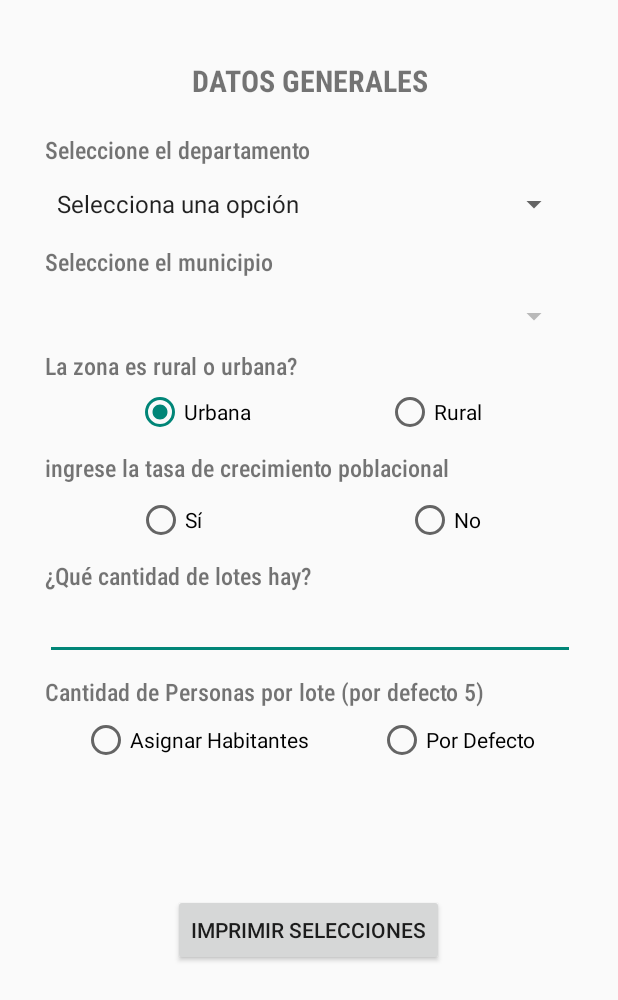
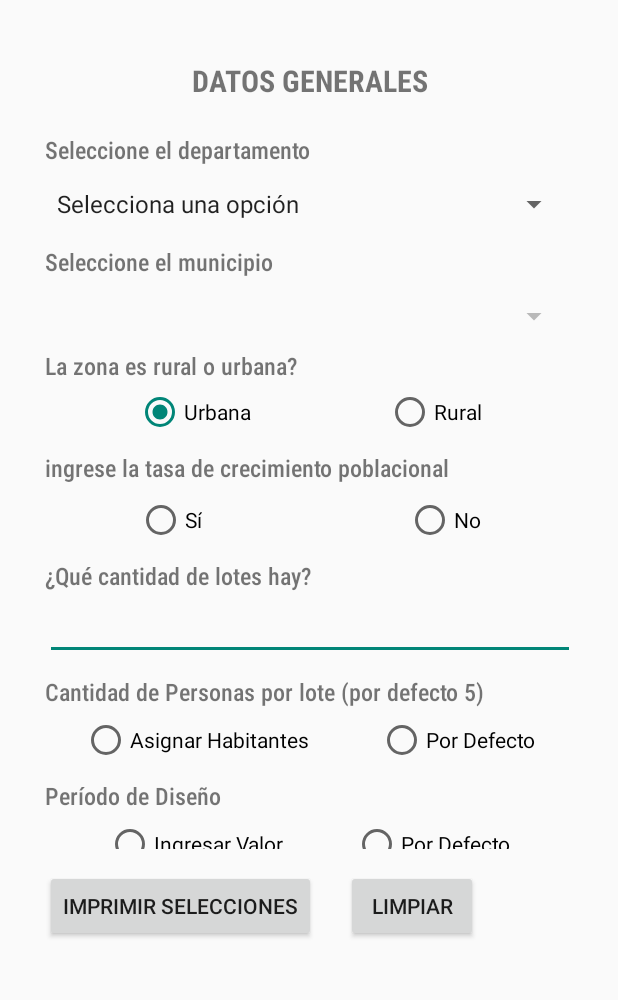
Before and after one commit to Oomars1/VolumenTanque, an Android app built with Jetpack Compose: the screen it shows after launch (MainActivity), on a phone screen of 412 x 824 dp. Shown: the top 1000 px of the screen. Run offline under Robolectric (Android 15) with nearby library versions, the phone set to English and light mode, and no system bars.

Commit message:
boton de limpiar

```diff
--- a/app/src/main/AndroidManifest.xml
+++ b/app/src/main/AndroidManifest.xml
@@ -20,9 +20,12 @@
             <intent-filter>
                 <action android:name="android.intent.action.MAIN" />
 
+
                 <category android:name="android.intent.category.LAUNCHER" />
             </intent-filter>
+
         </activity>
+
     </application>
 
 </manifest>
--- a/app/src/main/java/com/example/calculadoradevolumen/MainActivity.kt
+++ b/app/src/main/java/com/example/calculadoradevolumen/MainActivity.kt
@@ -43,7 +43,15 @@ class MainActivity : ComponentActivity() {
     private lateinit var porDefecto: RadioButton
     private lateinit var agregaNuevo: RadioButton
     private lateinit var personaXLote: EditText
+
     private lateinit var habitantesInput: EditText
+
+    //PARA LO DE PERIODO DE DISENO
+    private lateinit var radioGroupPeriodoDiseno: RadioGroup
+    private lateinit var valorDiseno: RadioButton
+    private lateinit var porDefectoPeriodo: RadioButton
+    private lateinit var inputPeriodoDiseno: EditText
+    private lateinit var clearButton: Button
     @SuppressLint("SetTextI18n")
     override fun onCreate(savedInstanceState: Bundle?) {
         super.onCreate(savedInstanceState)
@@ -56,6 +64,7 @@ class MainActivity : ComponentActivity() {
         textViewSelection = findViewById(R.id.textViewSelection)
         radioGroup = findViewById(R.id.radioGroup)
         lotInput = findViewById(R.id.lotInput)
+        clearButton = findViewById(R.id.clearButton)
 
         // Datos para el primer spinner
         val options1 = arrayOf("Selecciona una opción", "Santa Ana", "Ahuachapan", "Sonsonate")
@@ -102,6 +111,7 @@ class MainActivity : ComponentActivity() {
                 }
             }
 
+
             override fun onNothingSelected(parent: AdapterView<*>) {
                 // No hacer nada si no se selecciona nada
                 spinner2.isEnabled = false
@@ -128,6 +138,49 @@ class MainActivity : ComponentActivity() {
         porDefecto = findViewById(R.id.porDefecto)
         agregaNuevo = findViewById(R.id.agregaNuevo)
         personaXLote = findViewById(R.id.personaXLote)
+
+// Establecer el evento de clic para el botón de limpiar
+        clearButton.setOnClickListener {
+            // Restablecer los spinners de departamento y municipio
+            spinner1.setSelection(0)
+            spinnerMunicipality.adapter = null  // Esto desactivará el segundo spinner hasta que el primero sea nuevamente seleccionado
+
+            // Limpiar y restablecer los campos de entrada de texto para lotes y periodo de diseño
+            lotInput.text.clear()
+            personaXLote.text.clear()
+            inputPeriodoDiseno.text.clear()
+
+            // Limpiar la selección de los RadioButtons
+            radioGroup.clearCheck()
+            radioGroupYesNo.clearCheck()
+            radioGrouppoblacion.clearCheck()
+            radioGroupPeriodoDiseno.clearCheck()
+            // Ocultar los EditTexts asociados con las selecciones de RadioButtons
+            additionalInput.visibility = View.GONE
+            personaXLote.visibility = View.GONE
+            inputPeriodoDiseno.visibility = View.GONE
+
+            // Limpia el TextView de la ventana de resultados
+            textViewSelection.text = ""
+            // Mostrar un mensaje de confirmación, opcional
+            Toast.makeText(this, "Los campos y selecciones han sido limpiados", Toast.LENGTH_SHORT).show()
+        }
+
+
+
+
+        // Configuración del período de diseño
+        radioGroupPeriodoDiseno = findViewById(R.id.radioGroupPeriodoDiseno)
+        valorDiseno = findViewById(R.id.valorDiseno)
+        porDefectoPeriodo = findViewById(R.id.porDefectoPeriodo)
+        inputPeriodoDiseno = findViewById(R.id.inputPeriodoDiseno)
+
+        radioGroupPeriodoDiseno.setOnCheckedChangeListener { group, checkedId ->
+            when (checkedId) {
+                R.id.valorDiseno -> inputPeriodoDiseno.visibility = EditText.VISIBLE
+                R.id.porDefectoPeriodo -> inputPeriodoDiseno.visibility = EditText.GONE
+            }
+        }
 
         // Mostrar/ocultar el EditText basado en la selección del RadioButton
         radioGrouppoblacion.setOnCheckedChangeListener { group, checkedId ->
@@ -187,6 +240,17 @@ class MainActivity : ComponentActivity() {
                 "Se ocupará por defecto 5 habitantes"
             }
 
+            val periodoDiseno = if (radioGroupPeriodoDiseno.checkedRadioButtonId == R.id.valorDiseno) {
+                val inputPeriodoDisenoText = inputPeriodoDiseno.text.toString().trim()
+                val periodoDisenoInt = inputPeriodoDisenoText.toIntOrNull()
+                if (periodoDisenoInt == null || periodoDisenoInt <= 1) {
+                    Toast.makeText(this, "Por favor, ingrese un período de diseño válido (mayor que uno).", Toast.LENGTH_SHORT).show()
+                    return@setOnClickListener
+                }
+                periodoDisenoInt.toString()
+            } else {
+                "20"
+            }
 
 
             // Mostrar la información en el TextView solo funciona para ello
@@ -195,7 +259,8 @@ class MainActivity : ComponentActivity() {
                     "Zona:\t\t\t ${radioButtonSelected.text} - Uso: $consumptionText\n" +
                     "Información adicional: $additionalInfo\n"+
                     "Número de Lotes: $lotNumber\n"+
-                    "Habitantes por lote: $Info\n"
+                    "Habitantes por lote: $Info\n"+
+                    "Período de diseño: $periodoDiseno AÑOS\n"
 
         }
     }
--- a/app/src/main/res/layout/activity_main.xml
+++ b/app/src/main/res/layout/activity_main.xml
@@ -208,25 +208,85 @@
                 android:visibility="gone"
                 android:layout_marginTop="16dp"/>
 
+            <TextView
+                android:id="@+id/periodoDisenoTextView"
+                android:layout_width="match_parent"
+                android:layout_height="wrap_content"
+                android:text="Período de Diseño"
+                android:fontFamily="sans-serif-condensed-medium"
+                android:textSize="16sp"
+                android:gravity=""
+                android:layout_marginTop="10dp"/>
+
+            <RadioGroup
+                android:id="@+id/radioGroupPeriodoDiseno"
+                android:layout_width="wrap_content"
+                android:layout_height="wrap_content"
+                android:orientation="horizontal"
+                android:layout_gravity="center_horizontal"
+                android:layout_marginTop="5dp">
+
+                <RadioButton
+                    android:id="@+id/valorDiseno"
+                    android:layout_width="wrap_content"
+                    android:layout_height="wrap_content"
+                    android:text="Ingresar Valor"
+                    android:layout_marginEnd="30dp"/>
+
+                <RadioButton
+                    android:id="@+id/porDefectoPeriodo"
+                    android:layout_width="wrap_content"
+                    android:layout_height="wrap_content"
+                    android:text="Por Defecto"
+                    android:layout_marginStart="16dp"/>
+            </RadioGroup>
+
+            <EditText
+                android:id="@+id/inputPeriodoDiseno"
+                android:layout_width="match_parent"
+                android:layout_height="wrap_content"
+                android:hint="Ingrese el período de diseño"
+                android:layout_below="@id/radioGroupPeriodoDiseno"
+                android:visibility="gone"
+                android:layout_marginTop="16dp"/>
+
 
         </LinearLayout>
     </ScrollView>
 
     <!--este es el boton de imprimir ojo ira hasta el final-->
+    <LinearLayout
+        android:layout_width="match_parent"
+        android:layout_height="wrap_content"
+        android:orientation="horizontal"
+        android:padding="14dp">
     <Button
         android:id="@+id/button"
         android:layout_width="wrap_content"
         android:layout_height="wrap_content"
         android:layout_gravity="center_horizontal"
         android:layout_marginTop="30dp"
+        android:layout_marginEnd="20dp"
         android:text="Imprimir Selecciones" />
+        <Button
+            android:id="@+id/clearButton"
+            android:layout_width="wrap_content"
+            android:layout_height="wrap_content"
+            android:text="Limpiar"
+            android:layout_marginTop="16dp"
+            android:layout_gravity="center_horizontal"/>
 
+    </LinearLayout>
+    <ScrollView
+    android:layout_width="match_parent"
+    android:layout_height="wrap_content"
+    android:layout_gravity="center_horizontal"
+    android:paddingTop="45dp">
     <TextView
         android:id="@+id/textViewSelection"
         android:layout_width="match_parent"
         android:layout_height="wrap_content"
-        android:layout_gravity="center_horizontal"
-        android:paddingTop="45dp"
         android:textSize="16sp" />
 
+</ScrollView>
 </LinearLayout>
```
